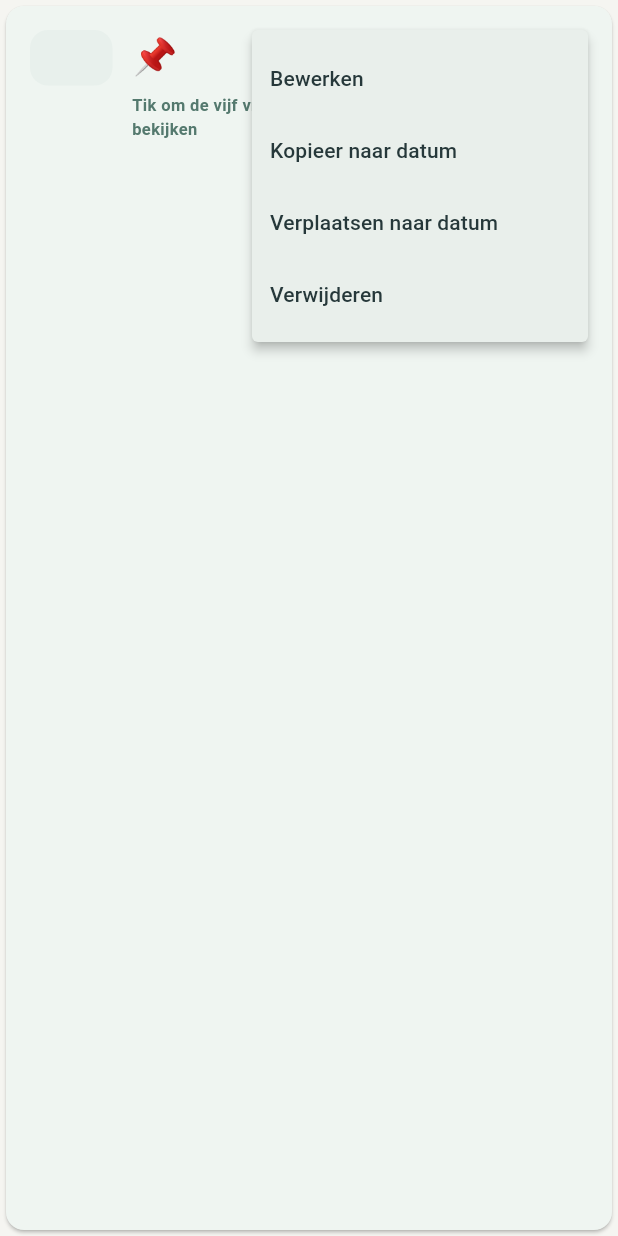
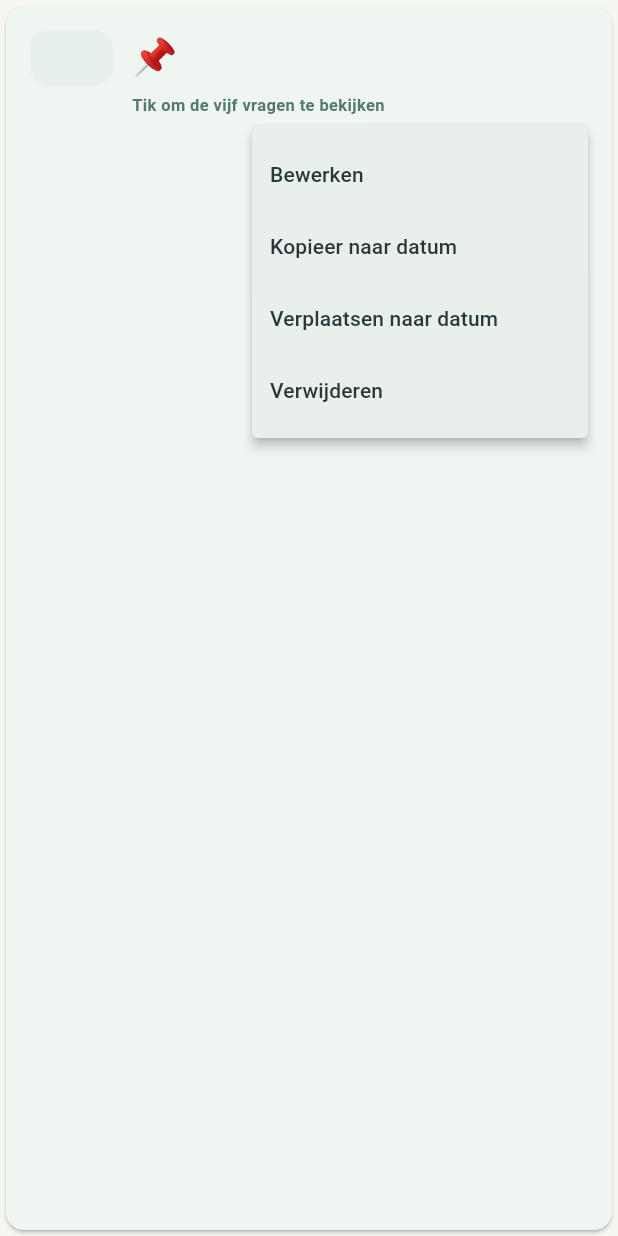
Before and after one commit to hamjordy/moodpress, a Flutter app: the ActivityCard widget shown alone on an empty page, opened directly with empty values, after a tap on the "more vert" icon, on a phone screen of 412 x 824 dp. Run offline on Flutter 3.47's test engine with Material 3 defaults, Android fonts, the phone set to English and light mode, and no system bars; our stand-ins replace file_picker, flutter_secure_storage, flutter_tts; missing offline and left inert: cryptography; accounts and stored records are empty; Roboto replaces fonts that are missing (Arial).

Commit message:
Make planning cards responsive so text uses available width

```diff
--- a/lib/main.dart
+++ b/lib/main.dart
@@ -2421,14 +2421,7 @@ class _PlanningPageState extends State<PlanningPage> {
             (items.length == 1 ? ' activiteit · ' : ' activiteiten · ') +
             completed.toString() + ' afgerond';
 
-    return Padding(
-      padding: const EdgeInsets.only(bottom: 9),
-      child: Card(
-        child: Padding(
-          padding: const EdgeInsets.symmetric(horizontal: 14, vertical: 11),
-          child: Row(
-            children: [
-              Container(
+    final dayBadge = Container(
       width: 42,
       height: 42,
       alignment: Alignment.center,
@@ -2444,10 +2437,9 @@ class _PlanningPageState extends State<PlanningPage> {
           fontSize: 17,
         ),
       ),
-              ),
-              const SizedBox(width: 12),
-              Expanded(
-                child: Column(
+    );
+
+    final dayInfo = Column(
       crossAxisAlignment: CrossAxisAlignment.start,
       children: [
         Text(
@@ -2476,8 +2468,13 @@ class _PlanningPageState extends State<PlanningPage> {
           style: const TextStyle(color: _muted, fontSize: 12),
         ),
       ],
-                ),
-              ),
+    );
+
+    final dayActions = Wrap(
+      spacing: 4,
+      runSpacing: 4,
+      crossAxisAlignment: WrapCrossAlignment.center,
+      children: [
         TextButton(
           onPressed: () => _openDay(date),
           child: const Text('Open dag'),
@@ -2498,6 +2495,45 @@ class _PlanningPageState extends State<PlanningPage> {
               .toList(),
         ),
       ],
+    );
+
+    return Padding(
+      padding: const EdgeInsets.only(bottom: 9),
+      child: Card(
+        child: Padding(
+          padding: const EdgeInsets.symmetric(horizontal: 14, vertical: 11),
+          child: LayoutBuilder(
+            builder: (context, constraints) {
+              if (constraints.maxWidth < 620) {
+                return Column(
+                  crossAxisAlignment: CrossAxisAlignment.stretch,
+                  children: [
+                    Row(
+                      crossAxisAlignment: CrossAxisAlignment.start,
+                      children: [
+                        dayBadge,
+                        const SizedBox(width: 12),
+                        Expanded(child: dayInfo),
+                      ],
+                    ),
+                    const SizedBox(height: 5),
+                    Align(
+                      alignment: Alignment.centerRight,
+                      child: dayActions,
+                    ),
+                  ],
+                );
+              }
+
+              return Row(
+                children: [
+                  dayBadge,
+                  const SizedBox(width: 12),
+                  Expanded(child: dayInfo),
+                  dayActions,
+                ],
+              );
+            },
           ),
         ),
       ),
@@ -3227,16 +3263,7 @@ class ActivityCard extends StatelessWidget {
   final VoidCallback move;
   final Widget reorderHandle;
 
-  @override
-  Widget build(BuildContext context) {
-    final completedSteps = activity.stepDone.where((value) => value).length;
-    return Card(
-      child: Padding(
-        padding: const EdgeInsets.all(16),
-        child: Row(
-          crossAxisAlignment: CrossAxisAlignment.start,
-          children: [
-            Container(
+  Widget _timeBadge() => Container(
         width: 55,
         padding: const EdgeInsets.symmetric(vertical: 10),
         decoration: BoxDecoration(
@@ -3252,10 +3279,9 @@ class ActivityCard extends StatelessWidget {
             fontSize: 12,
           ),
         ),
-            ),
-            const SizedBox(width: 13),
-            Expanded(
-              child: Column(
+      );
+
+  Widget _activityContent(int completedSteps) => Column(
         crossAxisAlignment: CrossAxisAlignment.start,
         children: [
           InkWell(
@@ -3266,7 +3292,10 @@ class ActivityCard extends StatelessWidget {
                 Row(
                   crossAxisAlignment: CrossAxisAlignment.center,
                   children: [
-                            Text(activity.symbol, style: const TextStyle(fontSize: 24)),
+                    Text(
+                      activity.symbol,
+                      style: const TextStyle(fontSize: 24),
+                    ),
                     const SizedBox(width: 9),
                     Expanded(
                       child: Text(
@@ -3351,11 +3380,10 @@ class ActivityCard extends StatelessWidget {
               ),
           ],
         ],
-              ),
-            ),
-            reorderHandle,
-            SpeakButton(
-              text: activity.title +
+      );
+
+  String get _speechText =>
+      activity.title +
       '. ' + activity.time +
       '. Wie: ' + activity.who +
       '. Wat: ' + activity.what +
@@ -3363,12 +3391,24 @@ class ActivityCard extends StatelessWidget {
       '. Hoe: ' + activity.how +
       (activity.steps.isEmpty
           ? ''
-                      : '. Stappen: ' + activity.steps.join('. ')),
+          : '. Stappen: ' + activity.steps.join('. '));
+
+  Widget _speechButton() => SpeakButton(
+        text: _speechText,
         speechRate: speechRate,
         enabled: speechEnabled,
-            ),
-            IconButton(tooltip: activity.done ? 'Niet afgerond' : 'Markeer als afgerond', onPressed: toggle, icon: Icon(activity.done ? Icons.check_circle : Icons.circle_outlined, color: activity.done ? _green : _muted)),
-            PopupMenuButton<String>(
+      );
+
+  Widget _completionButton() => IconButton(
+        tooltip: activity.done ? 'Niet afgerond' : 'Markeer als afgerond',
+        onPressed: toggle,
+        icon: Icon(
+          activity.done ? Icons.check_circle : Icons.circle_outlined,
+          color: activity.done ? _green : _muted,
+        ),
+      );
+
+  Widget _moreMenu() => PopupMenuButton<String>(
         tooltip: 'Meer opties',
         onSelected: (choice) {
           if (choice == 'edit') edit();
@@ -3382,8 +3422,67 @@ class ActivityCard extends StatelessWidget {
           PopupMenuItem(value: 'move', child: Text('Verplaatsen naar datum')),
           PopupMenuItem(value: 'delete', child: Text('Verwijderen')),
         ],
-            ),
-          ]),
+      );
+
+  Widget _compactActions() => Align(
+        alignment: Alignment.centerRight,
+        child: Wrap(
+          spacing: 4,
+          runSpacing: 4,
+          crossAxisAlignment: WrapCrossAlignment.center,
+          children: [
+            reorderHandle,
+            _speechButton(),
+            _completionButton(),
+            _moreMenu(),
+          ],
+        ),
+      );
+
+  @override
+  Widget build(BuildContext context) {
+    final completedSteps = activity.stepDone.where((value) => value).length;
+
+    return Card(
+      child: Padding(
+        padding: const EdgeInsets.all(16),
+        child: LayoutBuilder(
+          builder: (context, constraints) {
+            final timeBadge = _timeBadge();
+            final content = _activityContent(completedSteps);
+
+            if (constraints.maxWidth < 620) {
+              return Column(
+                crossAxisAlignment: CrossAxisAlignment.stretch,
+                children: [
+                  Row(
+                    crossAxisAlignment: CrossAxisAlignment.start,
+                    children: [
+                      timeBadge,
+                      const SizedBox(width: 13),
+                      Expanded(child: content),
+                    ],
+                  ),
+                  const SizedBox(height: 6),
+                  _compactActions(),
+                ],
+              );
+            }
+
+            return Row(
+              crossAxisAlignment: CrossAxisAlignment.start,
+              children: [
+                timeBadge,
+                const SizedBox(width: 13),
+                Expanded(child: content),
+                reorderHandle,
+                _speechButton(),
+                _completionButton(),
+                _moreMenu(),
+              ],
+            );
+          },
+        ),
       ),
     );
   }
```
Lines whose indentation alone changed are shown as unchanged.
